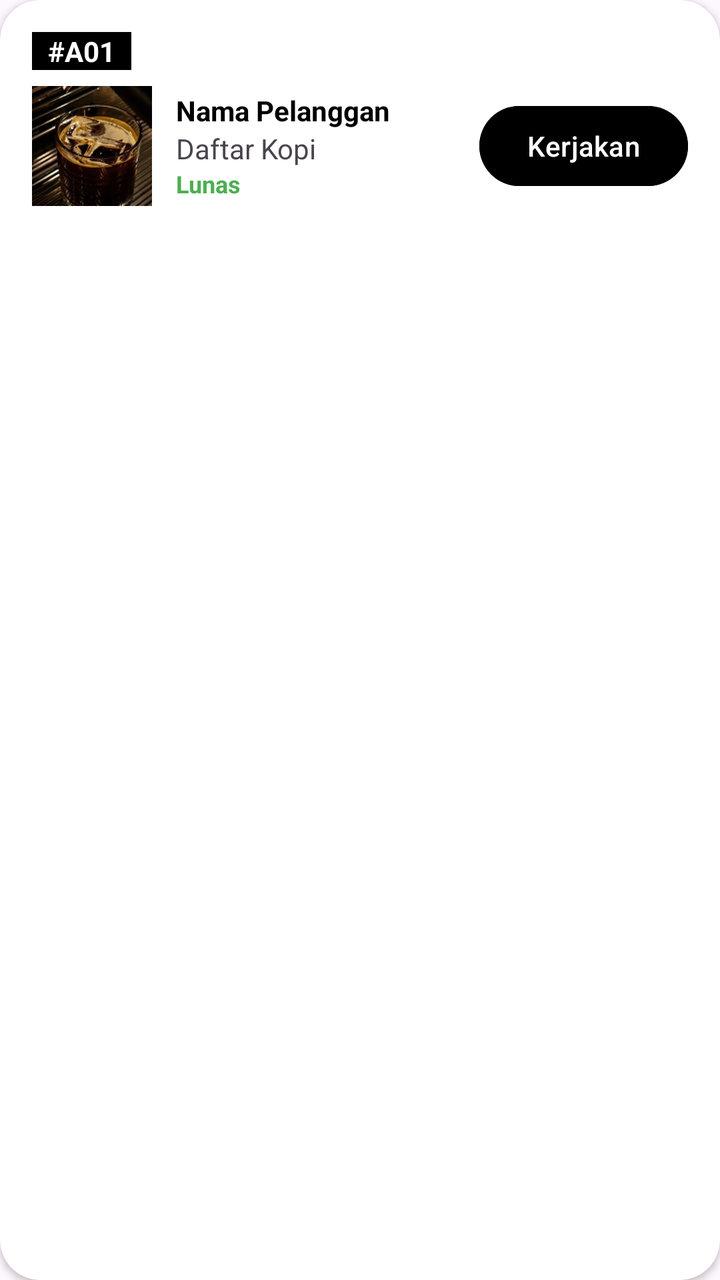
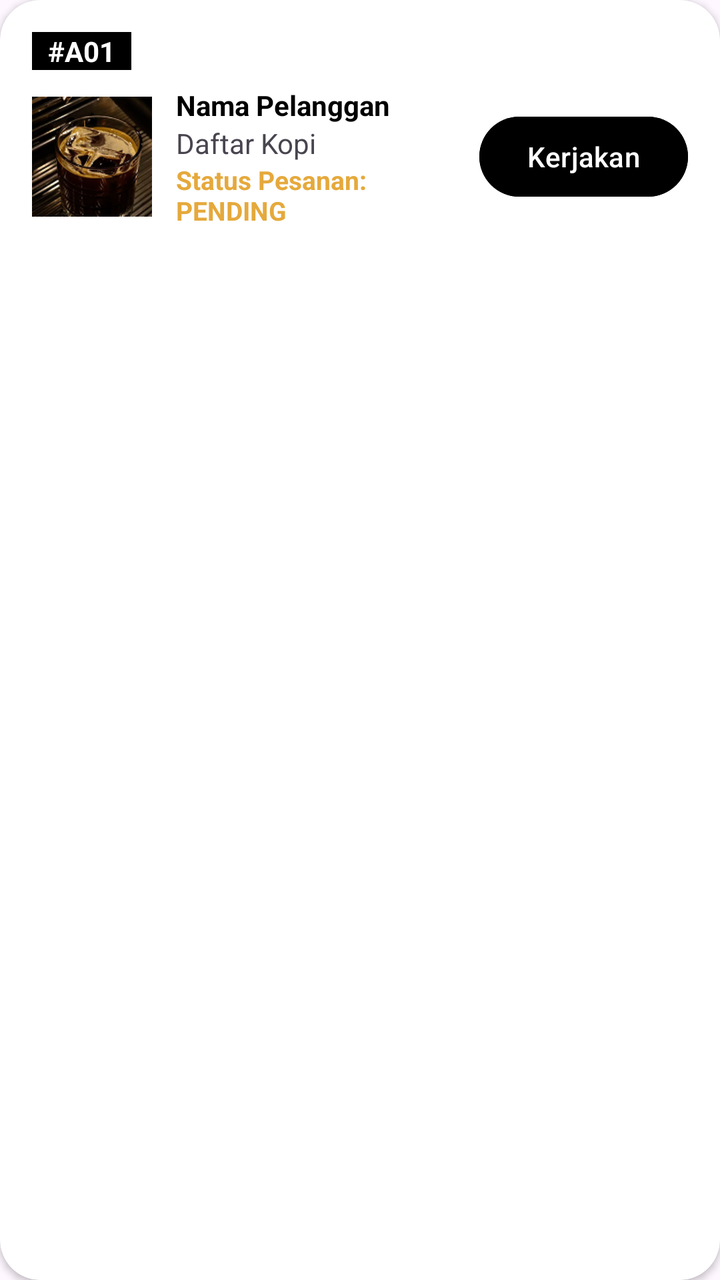

Before-and-after screenshots of an Android layout around one commit, followed by the original layout XML and the change that was made.
<!-- AndroidManifest.xml: application theme Theme.NgopiDulz_frontend -->
<!-- res/layout/item_kasir_order.xml -->
<?xml version="1.0" encoding="utf-8"?>
<androidx.cardview.widget.CardView xmlns:android="http://schemas.android.com/apk/res/android"
    xmlns:app="http://schemas.android.com/apk/res-auto"
    android:layout_width="match_parent"
    android:layout_height="wrap_content"
    android:layout_marginBottom="12dp"
    app:cardCornerRadius="20dp"
    app:cardElevation="2dp">

    <LinearLayout
        android:layout_width="match_parent"
        android:layout_height="wrap_content"
        android:orientation="vertical"
        android:padding="16dp">

        <TextView
            android:id="@+id/tv_order_id"
            android:layout_width="wrap_content"
            android:layout_height="wrap_content"
            android:layout_marginBottom="8dp"
            android:background="@android:color/black"
            android:paddingHorizontal="8dp"
            android:text="#A01"
            android:textColor="@android:color/white"
            android:textStyle="bold" />

        <LinearLayout
            android:layout_width="match_parent"
            android:layout_height="wrap_content"
            android:gravity="center_vertical"
            android:orientation="horizontal">

            <ImageView
                android:layout_width="60dp"
                android:layout_height="60dp"
                android:scaleType="centerCrop"
                android:src="@drawable/img_americano" /> <LinearLayout
            android:layout_width="0dp"
            android:layout_height="wrap_content"
            android:layout_marginStart="12dp"
            android:layout_weight="1"
            android:orientation="vertical">

            <TextView
                android:id="@+id/tv_customer_name"
                android:layout_width="wrap_content"
                android:layout_height="wrap_content"
                android:text="Nama Pelanggan"
                android:textColor="@android:color/black"
                android:textStyle="bold" />

            <TextView
                android:id="@+id/tv_product_details"
                android:layout_width="wrap_content"
                android:layout_height="wrap_content"
                android:text="Daftar Kopi" />

            <TextView
                android:id="@+id/tv_payment_status"
                android:layout_width="wrap_content"
                android:layout_height="wrap_content"
                android:text="Lunas"
                android:textColor="#4CAF50"
                android:textSize="12sp"
                android:textStyle="bold" />
        </LinearLayout>

            <Button
                android:id="@+id/btn_action_status"
                android:layout_width="wrap_content"
                android:layout_height="wrap_content"
                android:backgroundTint="@android:color/black"
                android:text="Kerjakan" />
        </LinearLayout>
    </LinearLayout>
</androidx.cardview.widget.CardView>
<!-- resources referenced by this layout -->
<resources>
  <!-- drawable img_americano: png bitmap (drawable, 57644 bytes) -->
  <style name="Theme.NgopiDulz_frontend" parent="Base.Theme.NgopiDulz_frontend" />
  <style name="Base.Theme.NgopiDulz_frontend" parent="Theme.Material3.DayNight.NoActionBar">
          
          
      </style>
</resources>

<!-- the commit's change to res/layout/item_kasir_order.xml (unified diff, before → after) -->
@@ -56,12 +56,12 @@
                 android:text="Daftar Kopi" />
 
             <TextView
-                android:id="@+id/tv_payment_status"
+                android:id="@+id/tv_status_pesanan"
                 android:layout_width="wrap_content"
                 android:layout_height="wrap_content"
-                android:text="Lunas"
-                android:textColor="#4CAF50"
-                android:textSize="12sp"
+                android:text="Status Pesanan: PENDING"
+                android:textColor="#E5A93C"
+                android:textSize="13sp"
                 android:textStyle="bold" />
         </LinearLayout>
 
